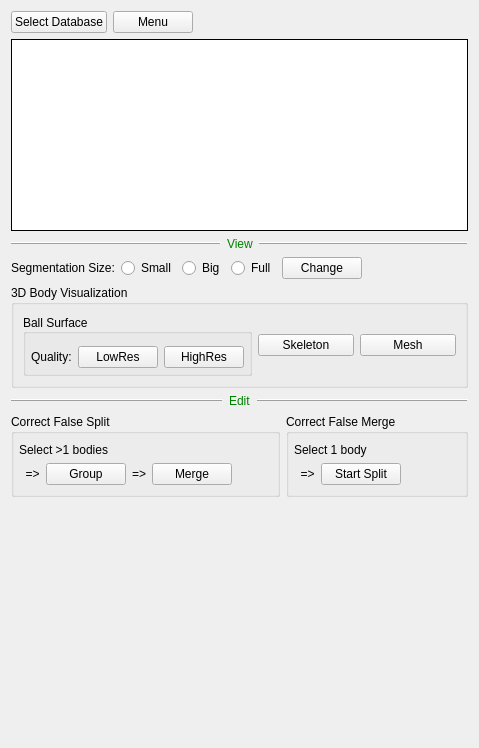
Above: neurolabi/gui/flyem/flyemproofcontrolform.ui from janelia-flyem/NeuTu before the change. Below: the same form after it.
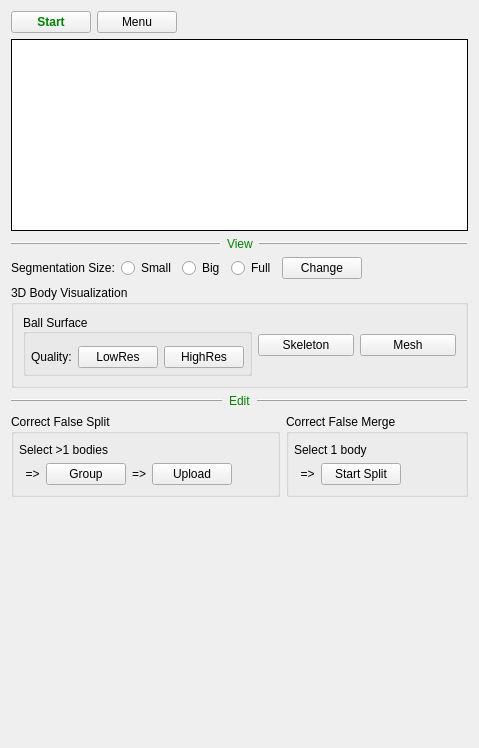
That is the form after the change. Icons and pictures are not drawn. Custom widgets are drawn as their Qt base class.

Commit message: change start button

Diff of the .ui file:
```diff
--- a/neurolabi/gui/flyem/flyemproofcontrolform.ui
+++ b/neurolabi/gui/flyem/flyemproofcontrolform.ui
@@ -21,11 +21,25 @@
     <layout class="QHBoxLayout" name="topHorizontalLayout">
      <item>
       <widget class="QPushButton" name="dvidPushButton">
+       <property name="font">
+        <font>
+         <weight>75</weight>
+         <bold>true</bold>
+         <underline>false</underline>
+        </font>
+       </property>
        <property name="focusPolicy">
         <enum>Qt::NoFocus</enum>
        </property>
+       <property name="styleSheet">
+        <string notr="true">QPushButton { color: green; }</string>
+       </property>
        <property name="text">
-        <string>Select Database</string>
+        <string>Start</string>
+       </property>
+       <property name="icon">
+        <iconset resource="../gui.qrc">
+         <normaloff>:/images/open_dvid.png</normaloff>:/images/open_dvid.png</iconset>
        </property>
       </widget>
      </item>
@@ -377,7 +391,7 @@
              <string>Upload merging result (U)</string>
             </property>
             <property name="text">
-             <string>Merge</string>
+             <string>Upload</string>
             </property>
            </widget>
           </item>
```
Left out of the diff: 6 changed lines with no effect on the pictures. The commit also changes 75 other files.
